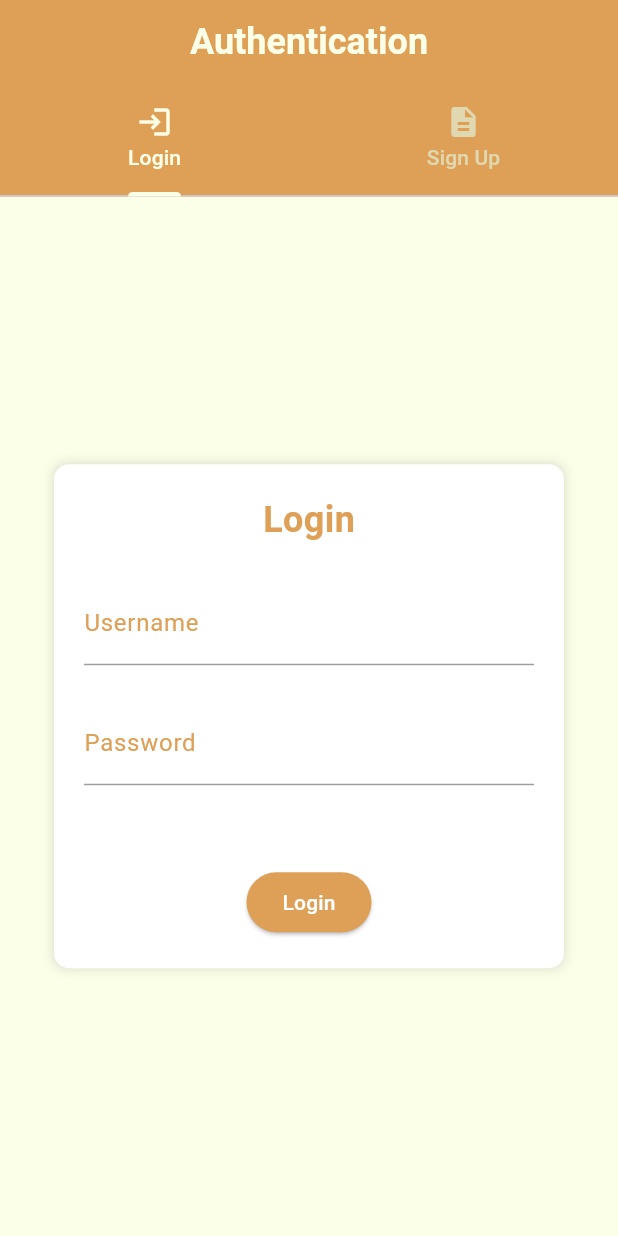
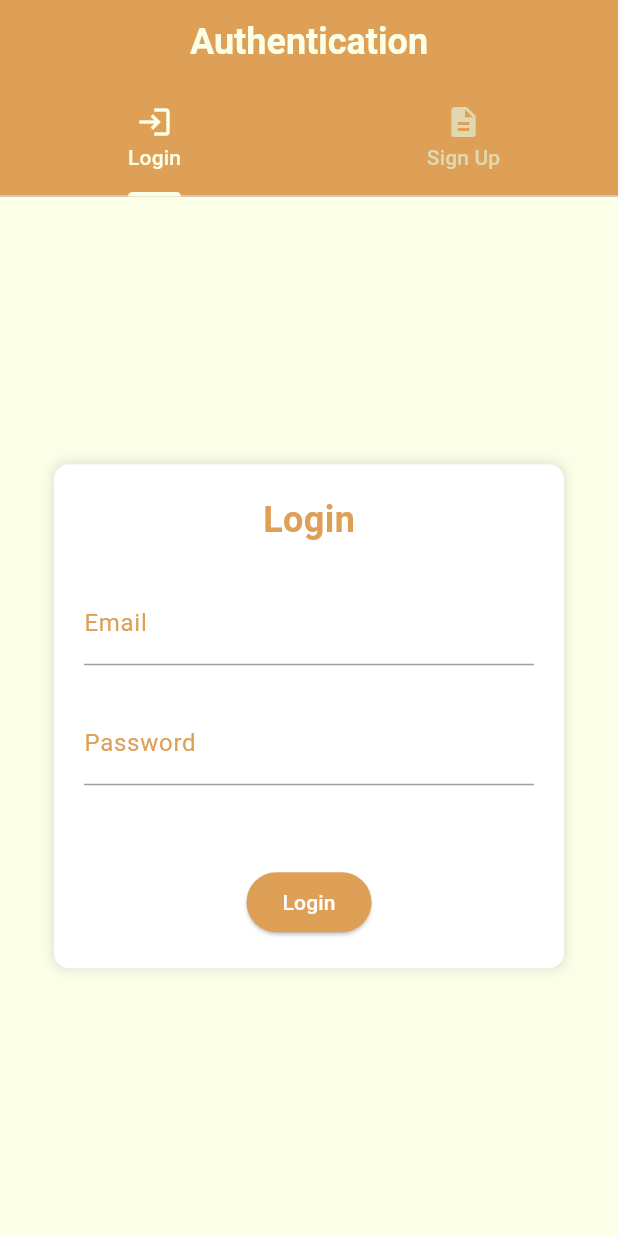
Before and after one commit to Cuciureanu-Dragos-Adrian/AWBD, a Flutter app: the screen it shows after launch, on a phone screen of 412 x 824 dp. Run offline on Flutter 3.47's test engine with Material 3 defaults, Android fonts, the phone set to English and light mode, and no system bars.

Commit message:
Changed username to email in login form

```diff
--- a/Frontend/lib/bin/widgets/auth/login_widget.dart
+++ b/Frontend/lib/bin/widgets/auth/login_widget.dart
@@ -12,7 +12,7 @@ class LoginWidget extends StatefulWidget {
 }
 
 class _LoginWidgetState extends State<LoginWidget> {
-  final _usernameController = TextEditingController();
+  final _emailController = TextEditingController();
   final _passwordController = TextEditingController();
 
   @override
@@ -41,11 +41,11 @@ class _LoginWidgetState extends State<LoginWidget> {
           ),
           const SizedBox(height: 24), // Increased spacing between fields
           SizedBox(
-            width: 300.0, // Set desired width for username field
+            width: 300.0, // Set desired width for email field
             child: TextField(
-              controller: _usernameController,
+              controller: _emailController,
               decoration: const InputDecoration(
-                labelText: 'Username',
+                labelText: 'Email',
                 labelStyle: TextStyle(color: mainColor),
                 enabledBorder: UnderlineInputBorder(
                   borderSide: BorderSide(color: Colors.grey),
@@ -91,7 +91,7 @@ class _LoginWidgetState extends State<LoginWidget> {
           const SizedBox(height: 54), // Add spacing before button
           ElevatedButton(
             onPressed: () async {
-              final username = _usernameController.text;
+              final username = _emailController.text;
               final password = _passwordController.text;
               await login(username, password); // Call login callback
             },
```
